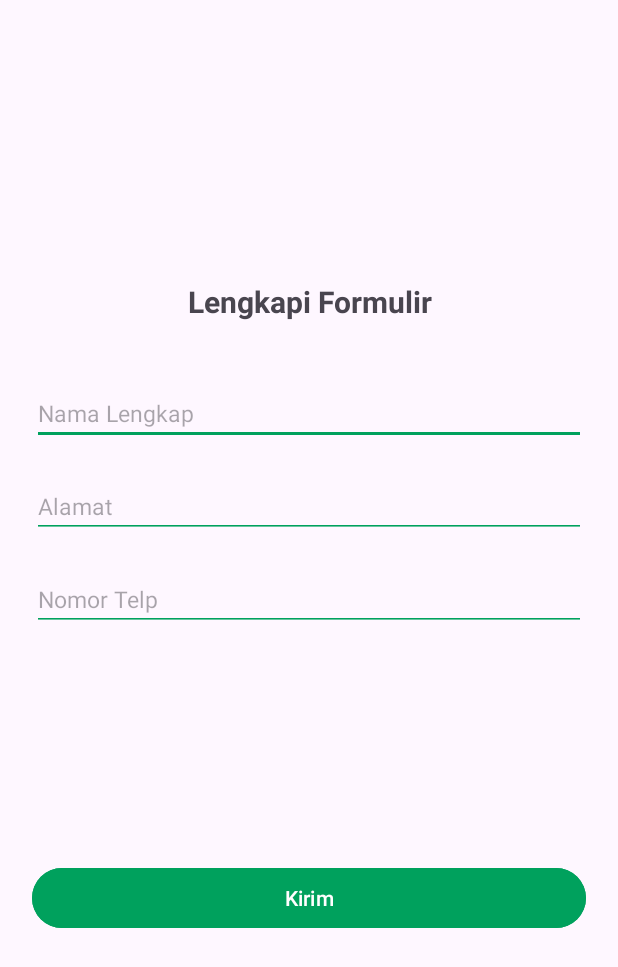
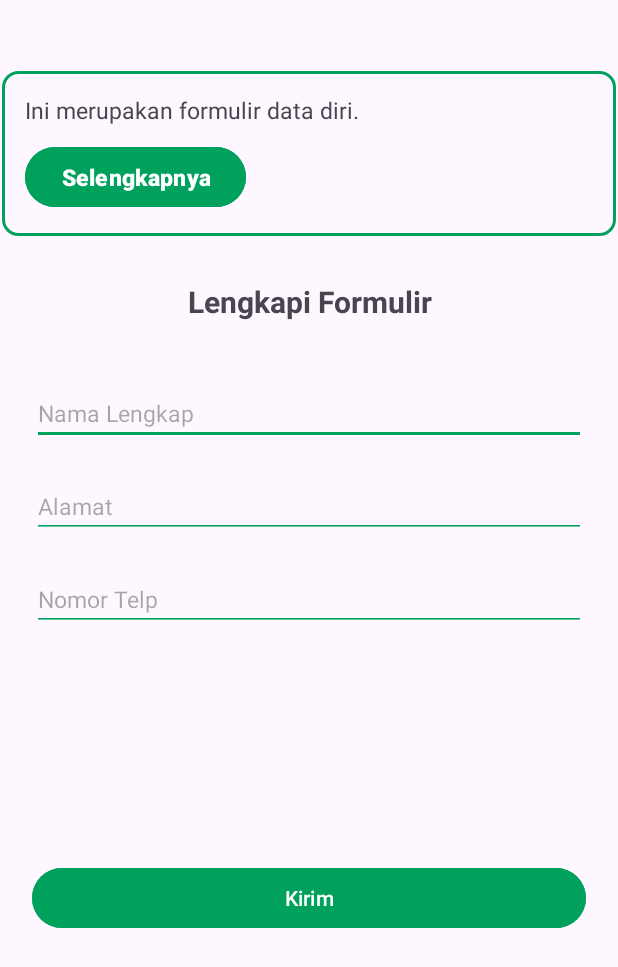
Before and after one commit to cindyyputri/Task-1-AndroFund-Cindy-Putri-Az-Zahra-B-Aftrernoon, an Android app: the screen it shows after launch (MainActivity), on a phone screen of 412 x 824 dp. Shown: the top 967 px of the screen. Run offline under Robolectric (Android 15) with nearby library versions, the phone set to English and light mode, and no system bars; our stand-ins replace navigation-ui.

Commit message:
first commit task

```diff
--- a/app/src/main/java/com/example/testfragment/HomeFragment.kt
+++ b/app/src/main/java/com/example/testfragment/HomeFragment.kt
@@ -25,6 +25,12 @@ class HomeFragment : Fragment(), View.OnClickListener {
         edtAddress = view.findViewById(R.id.edt_address)
         edtNoHp = view.findViewById(R.id.edt_nohp)
 
+        val buttonMore = view.findViewById<Button>(R.id.more)
+
+        buttonMore.setOnClickListener {
+            findNavController().navigate(R.id.action_homeFragment_to_dataFragment)
+        }
+
         val button = view.findViewById<Button>(R.id.button)
         button.setOnClickListener(this)
         return view
--- a/app/src/main/res/layout/fragment_home.xml
+++ b/app/src/main/res/layout/fragment_home.xml
@@ -7,6 +7,39 @@
     tools:context=".HomeFragment">
 
     <!-- TODO: Update blank fragment layout -->
+    <LinearLayout
+        android:id="@+id/ly_desk"
+        android:layout_width="match_parent"
+        android:layout_height="wrap_content"
+        android:layout_gravity="center_horizontal"
+        android:elevation="10dp"
+        android:background="@drawable/custtom_edittext"
+        android:orientation="vertical"
+        android:padding="15dp"
+        tools:layout_editor_absoluteX="0dp"
+        tools:layout_editor_absoluteY="1dp"
+        tools:ignore="MissingConstraints">
+
+        <TextView
+            android:layout_width="match_parent"
+            android:layout_height="wrap_content"
+            android:text="Ini merupakan formulir data diri."
+            android:id="@+id/tv_deskripsi"
+            android:textSize="15sp" />
+
+        <Button
+            android:id="@+id/more"
+            android:layout_width="wrap_content"
+            android:layout_height="wrap_content"
+            android:text="Selengkapnya"
+            android:textSize="15sp"
+            android:textStyle="bold"
+            android:layout_marginEnd="30dp"
+            android:layout_marginTop="10dp"
+            android:textAlignment="textEnd"
+            android:backgroundTint="@color/green"/>
+    </LinearLayout>
+
     <TextView
         android:id="@+id/tv_title"
         android:layout_width="match_parent"
--- a/app/src/main/res/navigation/custtom_nav.xml
+++ b/app/src/main/res/navigation/custtom_nav.xml
@@ -21,8 +21,6 @@
         tools:layout="@layout/fragment_data" >
         <action
             android:id="@+id/action_dataFragment_to_homeFragment"
-            app:destination="@id/homeFragment"
-            app:popUpTo="@id/homeFragment"
-            app:popUpToInclusive="true" />
+            app:destination="@id/homeFragment" />
     </fragment>
 </navigation>
```
Also changed, not shown: app/src/main/java/com/example/testfragment/DataFragment.kt (added, +29 -0 lines), app/src/main/res/layout/fragment_data.xml (added, +52 -0 lines).
